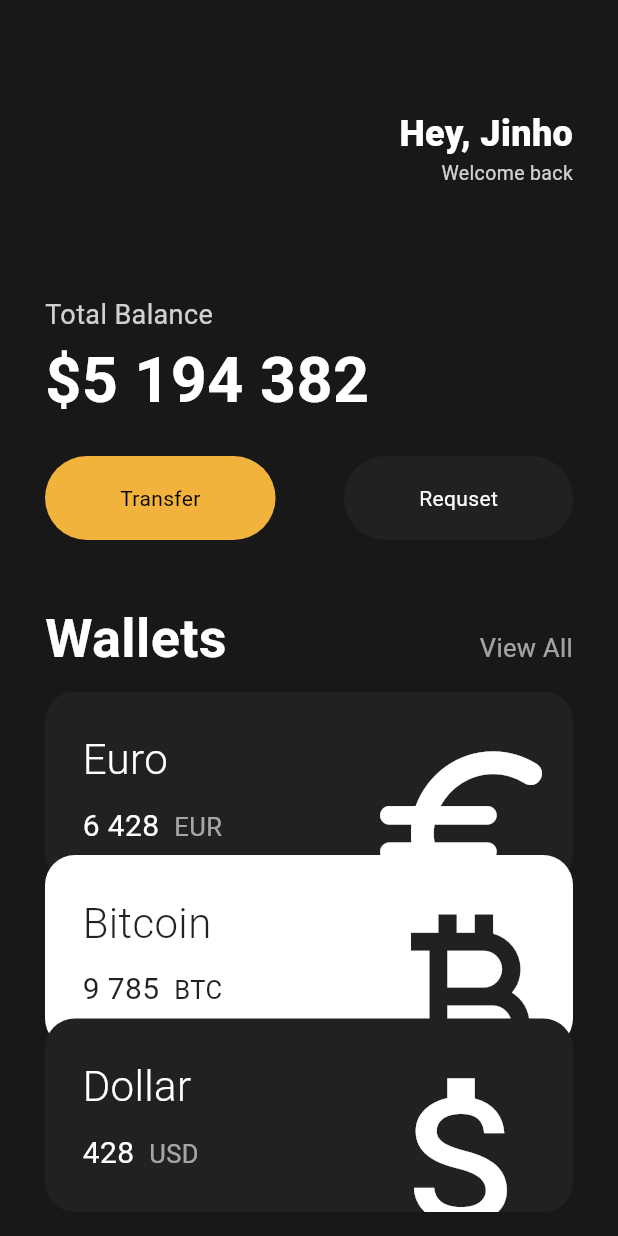
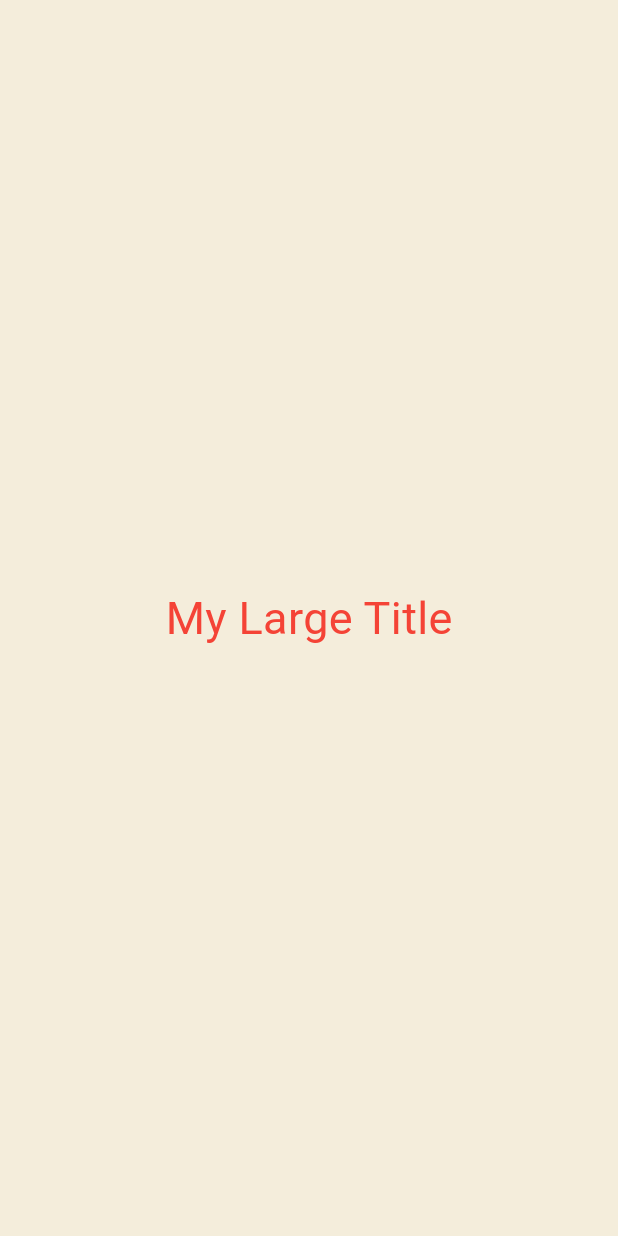
Before and after one commit to Emocloud/flutter-study, a Flutter app: the screen it shows after launch, on a phone screen of 412 x 824 dp. Run offline on Flutter 3.47's test engine with Material 3 defaults, Android fonts, the phone set to English and light mode, and no system bars; our stand-ins replace device_preview.

Commit message:
stateful widgets

```diff
--- a/lib/main.dart
+++ b/lib/main.dart
@@ -1,154 +1,69 @@
-import 'package:flutter/cupertino.dart';
 import 'package:flutter/material.dart';
 import 'package:device_preview/device_preview.dart';
-import 'package:myapp/widgets/button.dart';
-import 'package:myapp/widgets/currency_card.dart';
 
 void main() => runApp(
       DevicePreview(
         enabled: true,
-        builder: (context) => MyApp(), // Wrap your app
+        builder: (context) => App(), // Wrap your app
       ),
     );
 
-class MyApp extends StatelessWidget {
-  const MyApp({super.key});
+class App extends StatefulWidget {
+  const App({super.key});
+
+  @override
+  State<App> createState() => _AppState();
+}
+
+class _AppState extends State<App> {
+  @override
+  Widget build(BuildContext context) {
+    return MaterialApp(
+      theme: ThemeData(
+        textTheme: TextTheme(
+          titleLarge: TextStyle(
+            color: Colors.red,
+          ),
+        ),
+      ),
+      home: Scaffold(
+        backgroundColor: Color(0xFFF4EDDB),
+        body: Center(
+          child: Column(
+            mainAxisAlignment: MainAxisAlignment.center,
+            children: [
+              MyLargeTitle(),
+            ],
+          ),
+        ),
+      ),
+    );
+  }
+}
+
+class MyLargeTitle extends StatefulWidget {
+  const MyLargeTitle({
+    super.key,
+  });
+
+  @override
+  State<MyLargeTitle> createState() => _MyLargeTitleState();
+}
+
+class _MyLargeTitleState extends State<MyLargeTitle> {
+  @override
+  void initState() {
+    super.initState();
+  }
 
   @override
   Widget build(BuildContext context) {
-    return MaterialApp(
-      home: Scaffold(
-          backgroundColor: Color(0xff181818),
-          body: SingleChildScrollView(
-            child: Padding(
-              padding: EdgeInsets.symmetric(horizontal: 30),
-              child: Column(
-                crossAxisAlignment: CrossAxisAlignment.start,
-                children: [
-                  SizedBox(
-                    height: 72,
-                  ),
-                  Row(
-                    mainAxisAlignment: MainAxisAlignment.end,
-                    children: [
-                      Column(
-                        crossAxisAlignment: CrossAxisAlignment.end,
-                        children: [
-                          Text(
-                            'Hey, Jinho',
-                            style: TextStyle(
-                              color: Colors.white,
-                              fontSize: 24,
-                              fontWeight: FontWeight.w800,
-                            ),
-                          ),
-                          Text(
-                            'Welcome back',
-                            style: TextStyle(
-                              color: Colors.white.withOpacity(0.8),
-                              fontSize: 13,
-                            ),
-                          ),
-                        ],
-                      ),
-                    ],
-                  ),
-                  SizedBox(
-                    height: 72,
-                  ),
-                  Text(
-                    'Total Balance',
-                    style: TextStyle(
-                      fontSize: 18,
-                      color: Colors.white.withOpacity(0.8),
-                    ),
-                  ),
-                  SizedBox(
-                    height: 1,
-                  ),
-                  Text(
-                    '\$5 194 382',
-                    style: TextStyle(
-                      fontSize: 42,
-                      fontWeight: FontWeight.w600,
-                      color: Colors.white,
-                    ),
-                  ),
-                  SizedBox(
-                    height: 20,
-                  ),
-                  Row(
-                    mainAxisAlignment: MainAxisAlignment.spaceBetween,
-                    children: [
-                      Button(
-                          text: 'Transfer',
-                          bgColor: const Color(0xFFF1B33B),
-                          textColor: Colors.black),
-                      Button(
-                          text: 'Requset',
-                          bgColor: const Color(0xFF1F2123),
-                          textColor: Colors.white),
-                    ],
-                  ),
-                  SizedBox(
-                    height: 40,
-                  ),
-                  Row(
-                    crossAxisAlignment: CrossAxisAlignment.baseline,
-                    textBaseline: TextBaseline.alphabetic,
-                    mainAxisAlignment: MainAxisAlignment.spaceBetween,
-                    children: [
-                      Text(
-                        'Wallets',
-                        style: TextStyle(
-                          color: Colors.white,
-                          fontSize: 36,
-                          fontWeight: FontWeight.w600,
-                        ),
-                      ),
-                      Text(
-                        'View All',
-                        style: TextStyle(
-                          color: Colors.white.withOpacity(0.6),
-                          fontSize: 17,
-                        ),
-                      ),
-                    ],
-                  ),
-                  SizedBox(
-                    height: 10,
-                  ),
-                  CurrencyCard(
-                    name: 'Euro',
-                    code: 'EUR',
-                    amount: '6 428',
-                    icon: Icons.euro_rounded,
-                    isInverted: false,
-                  ),
-                  Transform.translate(
-                    offset: Offset(0, -20),
-                    child: CurrencyCard(
-                      name: 'Bitcoin',
-                      code: 'BTC',
-                      amount: '9 785',
-                      icon: Icons.currency_bitcoin,
-                      isInverted: true,
-                    ),
-                  ),
-                  Transform.translate(
-                    offset: Offset(0, -40),
-                    child: CurrencyCard(
-                      name: 'Dollar',
-                      code: 'USD',
-                      amount: '428',
-                      icon: Icons.attach_money_outlined,
-                      isInverted: false,
-                    ),
-                  )
-                ],
-              ),
-            ),
-          )),
+    return Text(
+      'My Large Title',
+      style: TextStyle(
+        fontSize: 30,
+        color: Theme.of(context).textTheme.titleLarge?.color,
+      ),
     );
   }
 }
--- a/lib/widgets/button.dart
+++ /dev/null
@@ -1,32 +0,0 @@
-import 'package:flutter/material.dart';
-
-class Button extends StatelessWidget {
-  final String text;
-  final Color bgColor;
-  final Color textColor;
-
-  const Button({
-    super.key,
-    required this.text,
-    required this.bgColor,
-    required this.textColor,
-  });
-
-  @override
-  Widget build(BuildContext context) {
-    return Container(
-      decoration: BoxDecoration(
-          color: bgColor, borderRadius: BorderRadius.circular(45)),
-      child: Padding(
-        padding: const EdgeInsets.symmetric(vertical: 18, horizontal: 50),
-        child: Text(
-          text,
-          style: TextStyle(
-            color: textColor,
-            fontSize: 14,
-          ),
-        ),
-      ),
-    );
-  }
-}
--- a/lib/widgets/currency_card.dart
+++ /dev/null
@@ -1,94 +0,0 @@
-import 'package:flutter/material.dart';
-
-class CurrencyCard extends StatelessWidget {
-  final String name, code, amount;
-  final IconData icon;
-  final bool isInverted;
-
-  final _blackColor = const Color(0xFF1F2123);
-
-  const CurrencyCard({
-    super.key,
-    required this.name,
-    required this.code,
-    required this.amount,
-    required this.icon,
-    required this.isInverted,
-  });
-
-  @override
-  Widget build(BuildContext context) {
-    return Container(
-      clipBehavior: Clip.hardEdge,
-      decoration: BoxDecoration(
-        color: isInverted ? Colors.white : _blackColor,
-        borderRadius: BorderRadius.circular(
-          (20),
-        ),
-      ),
-      child: Padding(
-        padding: const EdgeInsets.symmetric(
-          horizontal: 25,
-          vertical: 25,
-        ),
-        child: Row(
-          mainAxisAlignment: MainAxisAlignment.spaceBetween,
-          children: [
-            Column(
-              crossAxisAlignment: CrossAxisAlignment.start,
-              children: [
-                Text(
-                  name,
-                  style: TextStyle(
-                    color: isInverted ? _blackColor : Colors.white,
-                    fontSize: 28,
-                    fontWeight: FontWeight.w300,
-                  ),
-                ),
-                SizedBox(
-                  height: 10,
-                ),
-                Row(
-                  crossAxisAlignment: CrossAxisAlignment.baseline,
-                  textBaseline: TextBaseline.alphabetic,
-                  children: [
-                    Text(
-                      amount,
-                      style: TextStyle(
-                        color: isInverted ? _blackColor : Colors.white,
-                        fontSize: 20,
-                      ),
-                    ),
-                    SizedBox(
-                      width: 10,
-                    ),
-                    Text(
-                      code,
-                      style: TextStyle(
-                        color: isInverted
-                            ? _blackColor
-                            : Colors.white.withOpacity(0.6),
-                        fontSize: 17,
-                      ),
-                    ),
-                  ],
-                ),
-              ],
-            ),
-            Transform.scale(
-              scale: 2.0,
-              child: Transform.translate(
-                offset: Offset(-5, 15),
-                child: Icon(
-                  icon,
-                  color: isInverted ? _blackColor : Colors.white,
-                  size: 73,
-                ),
-              ),
-            )
-          ],
-        ),
-      ),
-    );
-  }
-}
```
Also changed, not shown: 1 other file.
